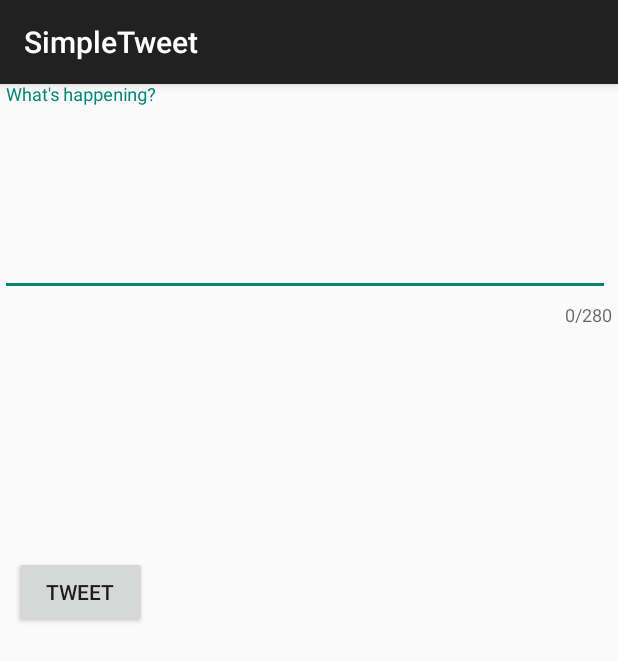
After one commit to frenchytheasian/CodePathSimpleTweet, an Android app: the ComposeActivity screen opened directly, with no data from a screen before it, on a phone screen of 412 x 824 dp. The commit adds this screen. Shown: the top 661 px of the screen. Run offline under Robolectric (Android 15) with nearby library versions, the phone set to English and light mode, and no system bars; our stand-ins replace Room's generated code; libraries missing offline, so code that uses them is left out: com.codepath.asynchttpclient, com.facebook.stetho, org.parceler; 1 statement that could not run was skipped.

Commit message:
Initial Commit

```diff
--- a/app/build.gradle
+++ b/app/build.gradle
@@ -56,4 +56,7 @@ dependencies {
     annotationProcessor "androidx.room:room-compiler:$room_version"
     implementation 'com.facebook.stetho:stetho:1.5.1'
     implementation 'androidx.swiperefreshlayout:swiperefreshlayout:1.1.0'
+
+    implementation 'org.parceler:parceler-api:1.1.12'
+    annotationProcessor 'org.parceler:parceler:1.1.12'
 }
--- a/app/src/main/AndroidManifest.xml
+++ b/app/src/main/AndroidManifest.xml
@@ -13,6 +13,9 @@
         android:icon="@drawable/ic_launcher"
         android:label="@string/app_name"
         android:theme="@style/AppTheme">
+        <activity
+            android:name=".ComposeActivity"
+            android:exported="true" />
         <activity
             android:name=".TimelineActivity"
             android:exported="true" />
--- /dev/null
+++ b/app/src/main/java/com/codepath/apps/restclienttemplate/ComposeActivity.java
@@ -0,0 +1,82 @@
+package com.codepath.apps.restclienttemplate;
+
+import androidx.appcompat.app.AppCompatActivity;
+
+import android.content.Intent;
+import android.os.Bundle;
+import android.os.Parcelable;
+import android.util.Log;
+import android.view.View;
+import android.widget.Button;
+import android.widget.EditText;
+import android.widget.Toast;
+
+import com.codepath.apps.restclienttemplate.models.Tweet;
+import com.codepath.asynchttpclient.callback.JsonHttpResponseHandler;
+
+import org.json.JSONException;
+import org.parceler.Parcels;
+
+import okhttp3.Headers;
+
+public class ComposeActivity extends AppCompatActivity {
+
+    public static final String TAG = "ComposeActivity";
+    public static final int MAX_TWEET_LENGTH =280;
+
+    EditText etCompose;
+    Button btnTweet;
+
+    TwitterClient client;
+
+    @Override
+    protected void onCreate(Bundle savedInstanceState) {
+        super.onCreate(savedInstanceState);
+        setContentView(R.layout.activity_compose);
+
+        client = TwitterApp.getRestClient(this);
+
+        etCompose = findViewById(R.id.etCompose);
+        btnTweet = findViewById(R.id.btnTweet);
+
+        // Set click listner on button
+        btnTweet.setOnClickListener(new View.OnClickListener() {
+            @Override
+            public void onClick(View view) {
+                String tweetContent = etCompose.getText().toString();
+                if (tweetContent.isEmpty()){
+                    Toast.makeText(ComposeActivity.this, "Your tweet cannot be empty", Toast.LENGTH_LONG).show();
+                    return;
+                }
+                if (tweetContent.length() > MAX_TWEET_LENGTH) {
+                    Toast.makeText(ComposeActivity.this, "Your tweet is too long", Toast.LENGTH_LONG).show();
+                    return;
+                }
+                Toast.makeText(ComposeActivity.this, tweetContent, Toast.LENGTH_LONG).show();
+                // Make an API call to Twitter to publis the tweet
+                client.publishTweet(tweetContent, new JsonHttpResponseHandler() {
+                    @Override
+                    public void onSuccess(int statusCode, Headers headers, JSON json) {
+                        Log.i(TAG, "onSuccess to publish tweet");
+                        try {
+                            Tweet tweet = Tweet.fromJson(json.jsonObject);
+                            Log.i(TAG, "Published tweet says: " + tweet);
+                            Intent intent = new Intent();
+                            intent.putExtra("tweet", Parcels.wrap(tweet));
+                            setResult(RESULT_OK, intent);
+                            finish();
+                        } catch (JSONException e) {
+                            e.printStackTrace();
+                        }
+                    }
+
+                    @Override
+                    public void onFailure(int statusCode, Headers headers, String response, Throwable throwable) {
+                        Log.e(TAG, "onFailure to publish tweet", throwable);
+                    }
+                });
+            }
+        });
+
+    }
+}
--- a/app/src/main/java/com/codepath/apps/restclienttemplate/models/Tweet.java
+++ b/app/src/main/java/com/codepath/apps/restclienttemplate/models/Tweet.java
@@ -7,14 +7,18 @@ import com.codepath.apps.restclienttemplate.TimeFormatter;
 import org.json.JSONArray;
 import org.json.JSONException;
 import org.json.JSONObject;
+import org.parceler.Parcel;
 
 import java.util.ArrayList;
 import java.util.List;
 
+@Parcel
 public class Tweet {
     public String body;
     public String createdAt;
     public User user;
+
+    public Tweet(){}
 
     public static Tweet fromJson(JSONObject jsonObject) throws JSONException {
         Tweet tweet = new Tweet();
--- a/app/src/main/java/com/codepath/apps/restclienttemplate/models/User.java
+++ b/app/src/main/java/com/codepath/apps/restclienttemplate/models/User.java
@@ -2,12 +2,16 @@ package com.codepath.apps.restclienttemplate.models;
 
 import org.json.JSONException;
 import org.json.JSONObject;
+import org.parceler.Parcel;
 
+@Parcel
 public class User {
 
     public String name;
     public String screenName;
     public String profileImageUrl;
+
+    public User(){}
 
     public static User fromJson(JSONObject jsonObject) throws JSONException {
         User user = new User();
--- /dev/null
+++ b/app/src/main/res/layout/activity_compose.xml
@@ -0,0 +1,44 @@
+<?xml version="1.0" encoding="utf-8"?>
+<RelativeLayout
+    xmlns:android="http://schemas.android.com/apk/res/android"
+    xmlns:app="http://schemas.android.com/apk/res-auto"
+    xmlns:tools="http://schemas.android.com/tools"
+    android:layout_width="match_parent"
+    android:layout_height="match_parent"
+    tools:context=".ComposeActivity">
+
+    <com.google.android.material.textfield.TextInputLayout
+        android:layout_width="match_parent"
+        android:layout_height="wrap_content"
+        app:counterEnabled="true"
+        app:counterMaxLength="280">
+        <EditText
+            android:id="@+id/etCompose"
+            android:layout_width="match_parent"
+            android:layout_height="wrap_content"
+            android:layout_alignParentTop="true"
+            android:layout_alignParentEnd="true"
+            android:layout_marginTop="5dp"
+            android:layout_marginEnd="5dp"
+            android:ems="10"
+            android:gravity="start|top"
+            android:hint="What's happening?"
+            android:inputType="textMultiLine"
+            android:minLines="5" />
+    </com.google.android.material.textfield.TextInputLayout>
+
+
+    <Button
+        android:id="@+id/btnTweet"
+        android:layout_width="wrap_content"
+        android:layout_height="wrap_content"
+        android:layout_below="@+id/etCompose"
+        android:layout_alignParentStart="true"
+        android:layout_alignParentEnd="true"
+        android:layout_alignParentBottom="true"
+        android:layout_marginStart="9dp"
+        android:layout_marginTop="10dp"
+        android:layout_marginEnd="314dp"
+        android:layout_marginBottom="405dp"
+        android:text="@string/tweet" />
+</RelativeLayout>
--- a/app/src/main/res/values/strings.xml
+++ b/app/src/main/res/values/strings.xml
@@ -5,5 +5,6 @@
     <string name="login_label">Log in</string>
     <string name="intent_scheme">oauth</string>
     <string name="intent_host">cprest</string>
+    <string name="tweet">Tweet</string>
 
 </resources>
```
Also changed, not shown: app/src/main/java/com/codepath/apps/restclienttemplate/TimelineActivity.java (+43 -0 lines), app/src/main/java/com/codepath/apps/restclienttemplate/TwitterClient.java (+8 -0 lines), app/src/main/res/menu/main_menu.xml (added, +10 -0 lines).
